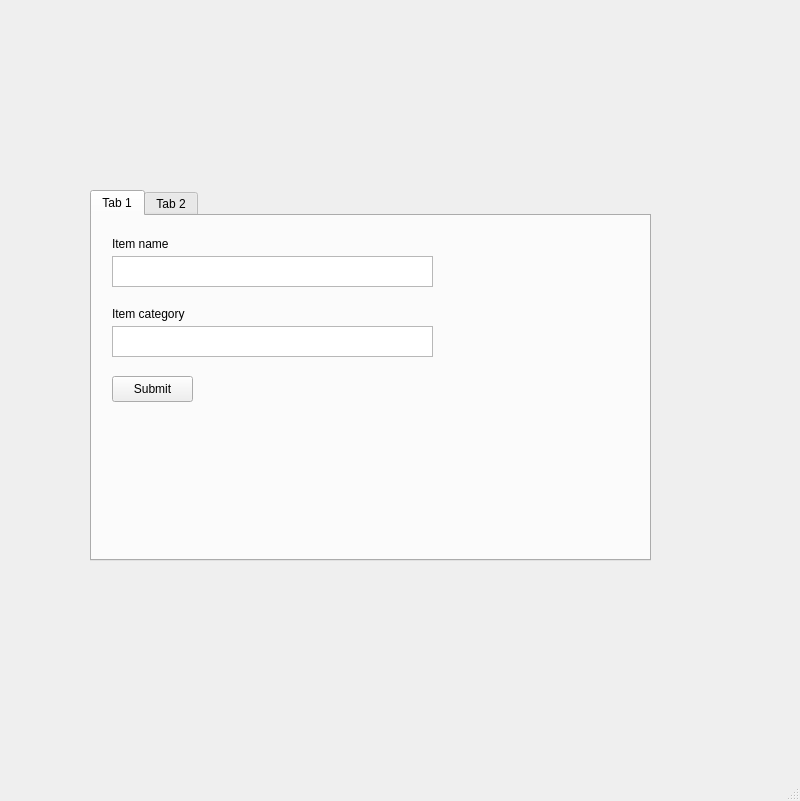
Above: proj.ui from protodeleter/just_another_python_project before the change. Below: the same form after it.
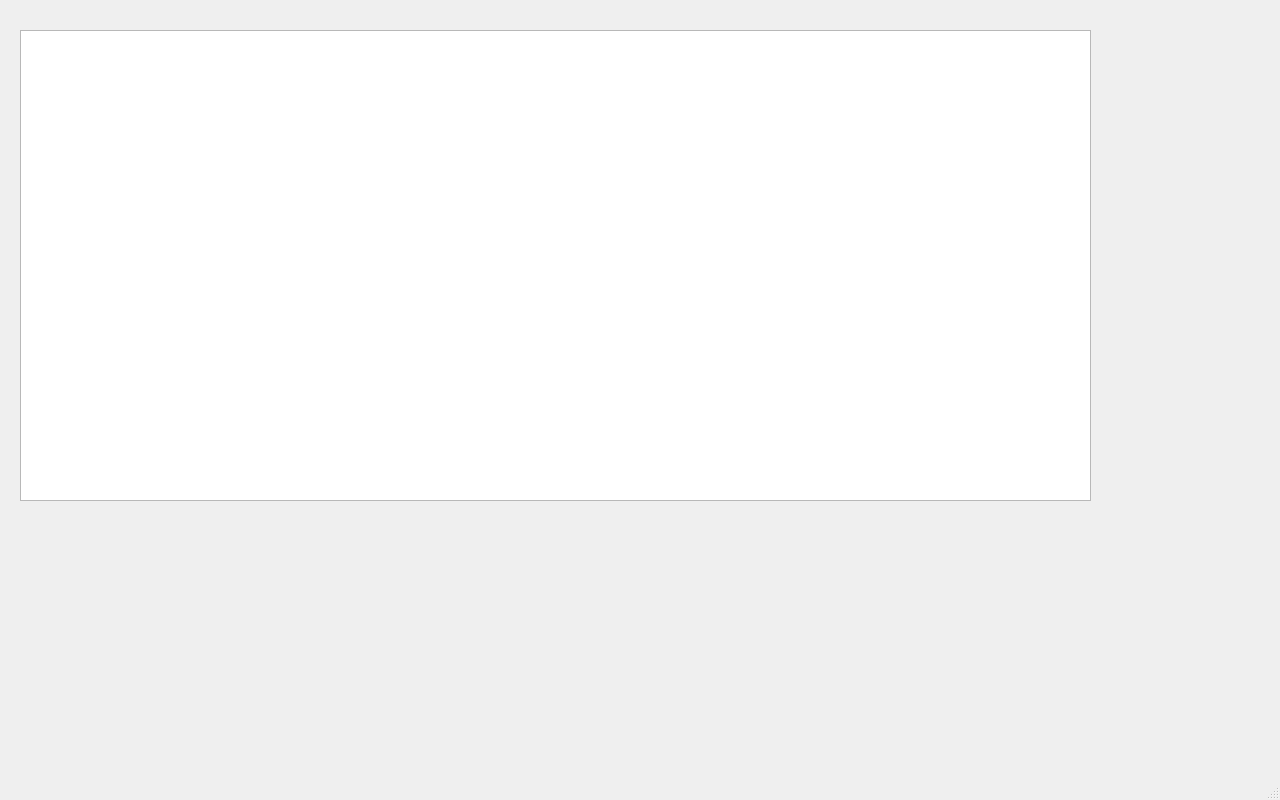
That is the form after the change.

What changed in the file:
```diff
--- a/proj.ui
+++ b/proj.ui
@@ -6,119 +6,23 @@
    <rect>
     <x>0</x>
     <y>0</y>
-    <width>800</width>
-    <height>801</height>
+    <width>1280</width>
+    <height>800</height>
    </rect>
   </property>
-  <property name="maximumSize">
-   <size>
-    <width>800</width>
-    <height>16777215</height>
-   </size>
-  </property>
   <property name="windowTitle">
    <string>MainWindow</string>
   </property>
   <widget class="QWidget" name="centralwidget">
-   <widget class="QTabWidget" name="tabWidget">
+   <widget class="QTableWidget" name="tableWidget">
     <property name="geometry">
      <rect>
-      <x>90</x>
-      <y>190</y>
-      <width>561</width>
-      <height>371</height>
+      <x>20</x>
+      <y>30</y>
+      <width>1071</width>
+      <height>471</height>
      </rect>
     </property>
-    <property name="currentIndex">
-     <number>0</number>
-    </property>
-    <widget class="QWidget" name="tab">
-     <attribute name="title">
-      <string>Tab 1</string>
-     </attribute>
-     <widget class="QPlainTextEdit" name="plainTextEdit">
-      <property name="geometry">
-       <rect>
-        <x>20</x>
-        <y>40</y>
-        <width>321</width>
-        <height>31</height>
-       </rect>
-      </property>
-      <property name="toolTip">
-       <string>&lt;html&gt;&lt;head/&gt;&lt;body&gt;&lt;p&gt;test&lt;/p&gt;&lt;/body&gt;&lt;/html&gt;</string>
-      </property>
-      <property name="plainText">
-       <string/>
-      </property>
-      <property name="placeholderText">
-       <string>test</string>
-      </property>
-     </widget>
-     <widget class="QPlainTextEdit" name="plainTextEdit_2">
-      <property name="geometry">
-       <rect>
-        <x>20</x>
-        <y>110</y>
-        <width>321</width>
-        <height>31</height>
-       </rect>
-      </property>
-      <property name="toolTip">
-       <string>&lt;html&gt;&lt;head/&gt;&lt;body&gt;&lt;p&gt;test&lt;/p&gt;&lt;/body&gt;&lt;/html&gt;</string>
-      </property>
-      <property name="plainText">
-       <string/>
-      </property>
-      <property name="placeholderText">
-       <string>test</string>
-      </property>
-     </widget>
-     <widget class="QLabel" name="label">
-      <property name="geometry">
-       <rect>
-        <x>20</x>
-        <y>20</y>
-        <width>321</width>
-        <height>16</height>
-       </rect>
-      </property>
-      <property name="text">
-       <string>Item name</string>
-      </property>
-     </widget>
-     <widget class="QLabel" name="label_2">
-      <property name="geometry">
-       <rect>
-        <x>20</x>
-        <y>90</y>
-        <width>321</width>
-        <height>16</height>
-       </rect>
-      </property>
-      <property name="text">
-       <string>Item category</string>
-      </property>
-     </widget>
-     <widget class="QPushButton" name="pushButton">
-      <property name="geometry">
-       <rect>
-        <x>20</x>
-        <y>160</y>
-        <width>81</width>
-        <height>26</height>
-       </rect>
-      </property>
-      <property name="text">
-       <string>Submit</string>
-      </property>
-     </widget>
-    </widget>
-    <widget class="QWidget" name="tab_2">
-     <attribute name="title">
-      <string>Tab 2</string>
-     </attribute>
-    </widget>
    </widget>
   </widget>
   <widget class="QMenuBar" name="menubar">
```
Left out of the diff: 2 changed lines with no effect on the pictures.
